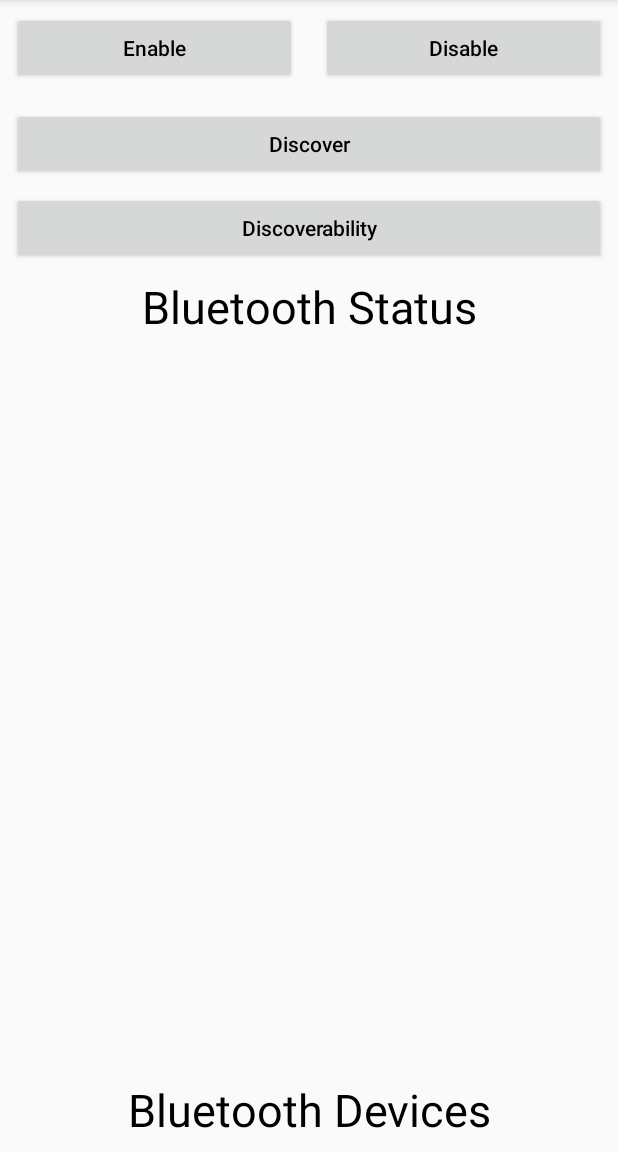
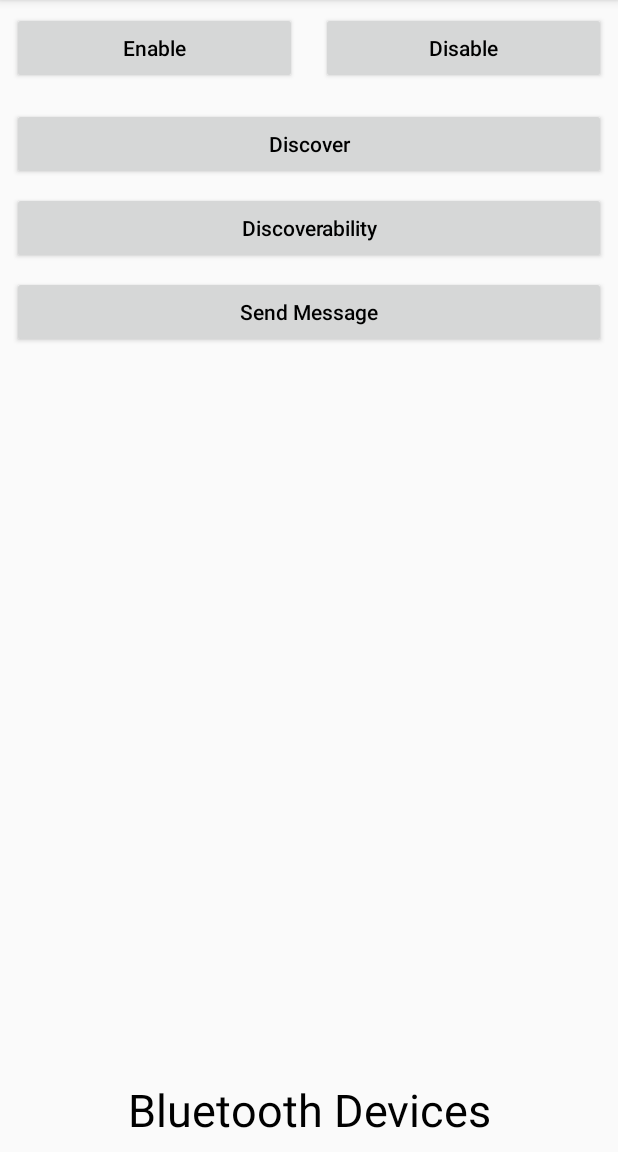
Before and after one commit to PedroFerreiraCJr/android-bluetooth-sample, an Android app: the screen it shows after launch (MainActivity), on a phone screen of 412 x 824 dp, the part 84-1236 px from its top. Run offline under Robolectric (Android 15) with nearby library versions, the phone set to English and light mode, and no system bars; our stand-ins replace ButterKnife.

Commit message:
send button, refactoring

```diff
--- a/app/src/main/res/layout/activity_main.xml
+++ b/app/src/main/res/layout/activity_main.xml
@@ -59,6 +59,18 @@
         app:layout_constraintStart_toStartOf="parent"
         app:layout_constraintTop_toBottomOf="@id/bt_discover" />
 
+    <androidx.appcompat.widget.AppCompatButton
+        android:id="@+id/bt_send"
+        android:layout_width="match_parent"
+        android:layout_height="wrap_content"
+        android:layout_margin="8dp"
+        android:text="Send Message"
+        android:textAllCaps="false"
+        android:textColor="@android:color/black"
+        app:layout_constraintEnd_toStartOf="parent"
+        app:layout_constraintStart_toStartOf="parent"
+        app:layout_constraintTop_toBottomOf="@id/bt_discoverability" />
+
     <androidx.appcompat.widget.AppCompatTextView
         android:id="@+id/tv_status"
         android:layout_width="match_parent"
```
Also changed, not shown: app/src/main/java/br/com/dotofcodex/bluetooth_sample/MainActivity.java (+91 -10 lines).
